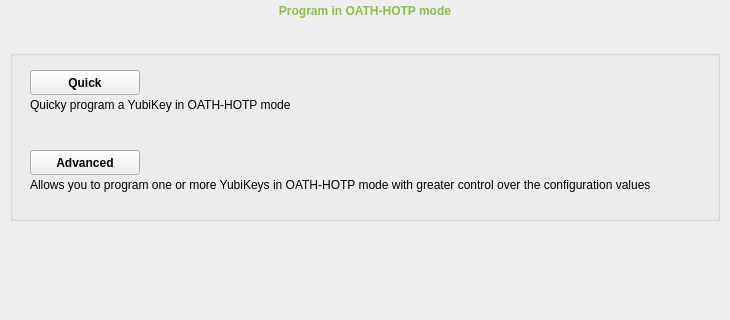
First picture: the form in src/ui/oathpage.ui, repository Yubico/yubikey-personalization-gui-dpkg, before the edit; both pictures show x 0 to 730 and y 0 to 320 of the 730 by 650 pixel window.
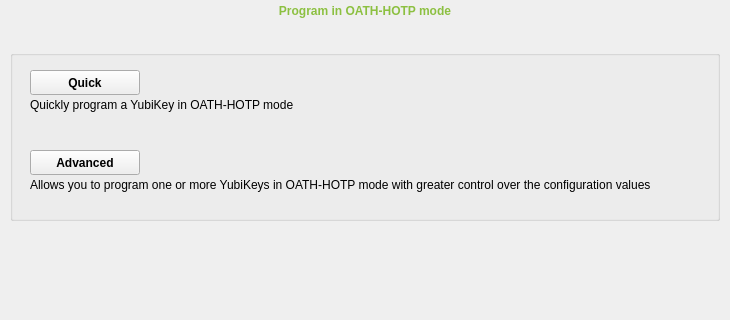
Second picture: the form after the edit. The open tabs and pages were chosen to show the change. Icons and pictures are not drawn. Custom widgets are drawn as their Qt base class.

Patch:
```diff
--- a/src/ui/oathpage.ui
+++ b/src/ui/oathpage.ui
@@ -140,7 +140,7 @@
       </rect>
      </property>
      <property name="text">
-      <string>Quicky program a YubiKey in OATH-HOTP mode</string>
+      <string>Quickly program a YubiKey in OATH-HOTP mode</string>
      </property>
      <property name="alignment">
       <set>Qt::AlignLeading|Qt::AlignLeft|Qt::AlignVCenter</set>
```
